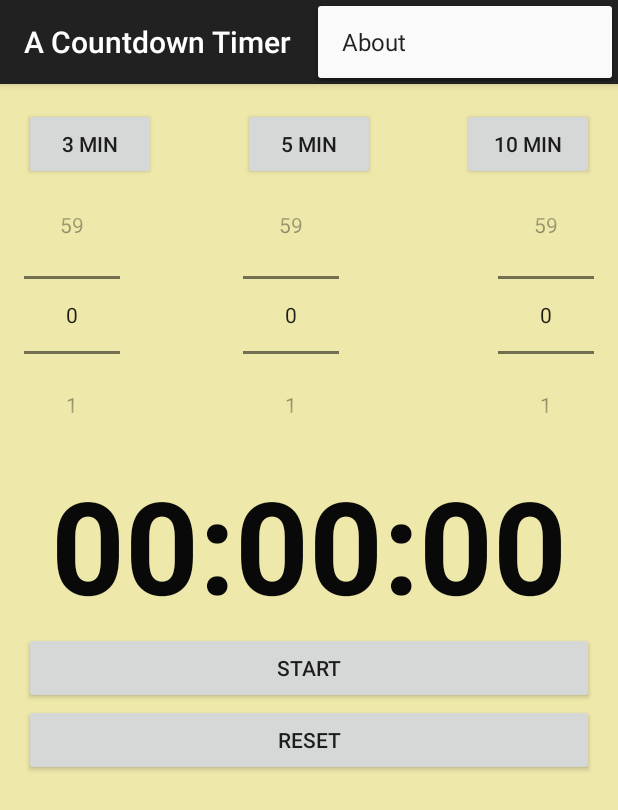
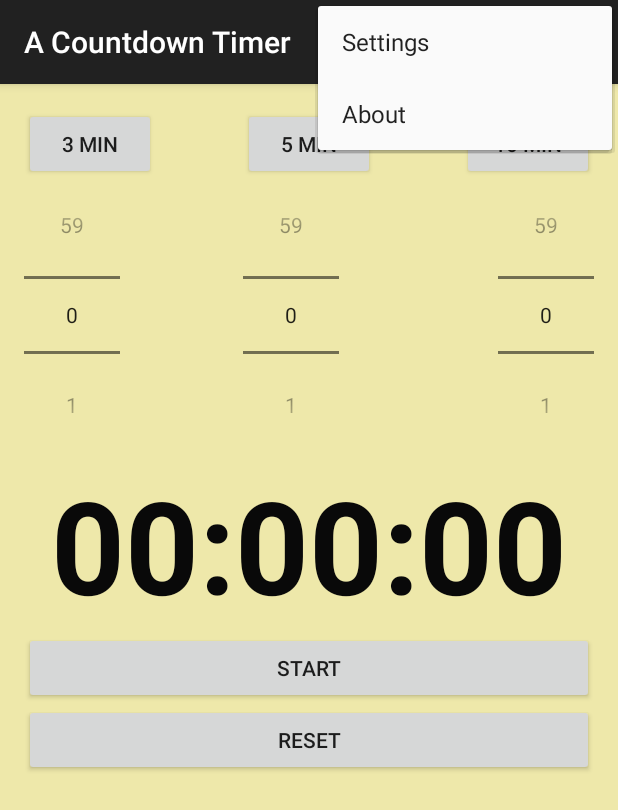
Before and after one commit to rodolfothegreat/AContdownTimer, an Android app: the screen it shows after launch (TimerMainActivity), with the options menu open, on a phone screen of 412 x 824 dp. Shown: the top 810 px of the screen. Run offline under Robolectric (Android 15) with nearby library versions, the phone set to English and light mode, and no system bars.

Commit message:
First Version

```diff
--- a/app/src/main/res/menu/menu_dialog.xml
+++ b/app/src/main/res/menu/menu_dialog.xml
@@ -4,4 +4,6 @@
     tools:context="com.manzana.rde.acontdowntimer.DialogActivity">
     <item android:id="@+id/action_settings" android:title="@string/action_settings"
         android:orderInCategory="100" app:showAsAction="never" />
+    <item android:id="@+id/action_about" android:title="@string/action_about"
+        android:orderInCategory="100" app:showAsAction="never" />
 </menu>
--- a/app/src/main/res/menu/menu_timer_main.xml
+++ b/app/src/main/res/menu/menu_timer_main.xml
@@ -3,4 +3,7 @@
     xmlns:tools="http://schemas.android.com/tools" tools:context=".TimerMainActivity">
     <item android:id="@+id/action_settings" android:title="@string/action_settings"
         android:orderInCategory="100" app:showAsAction="never" />
+    <item android:id="@+id/action_about" android:title="@string/action_about"
+        android:orderInCategory="100" app:showAsAction="never" />
+
 </menu>
--- a/app/src/main/res/values/strings.xml
+++ b/app/src/main/res/values/strings.xml
@@ -2,7 +2,8 @@
     <string name="app_name">A Countdown Timer</string>
 
     <string name="hello_world">Hello world!</string>
-    <string name="action_settings">About</string>
+    <string name="action_settings">Settings</string>
+    <string name="action_about">About</string>
     <string name="Start">Start</string>
     <string name="Reset">Reset</string>
     <string name="Pause">Pause</string>
```
Also changed, not shown: app/src/main/res/mipmap-hdpi/ic_launcher.png, app/src/main/res/mipmap-mdpi/ic_launcher.png, app/src/main/res/mipmap-xhdpi/ic_launcher.png, app/src/main/res/mipmap-xxhdpi/ic_launcher.png, 1 other file.
